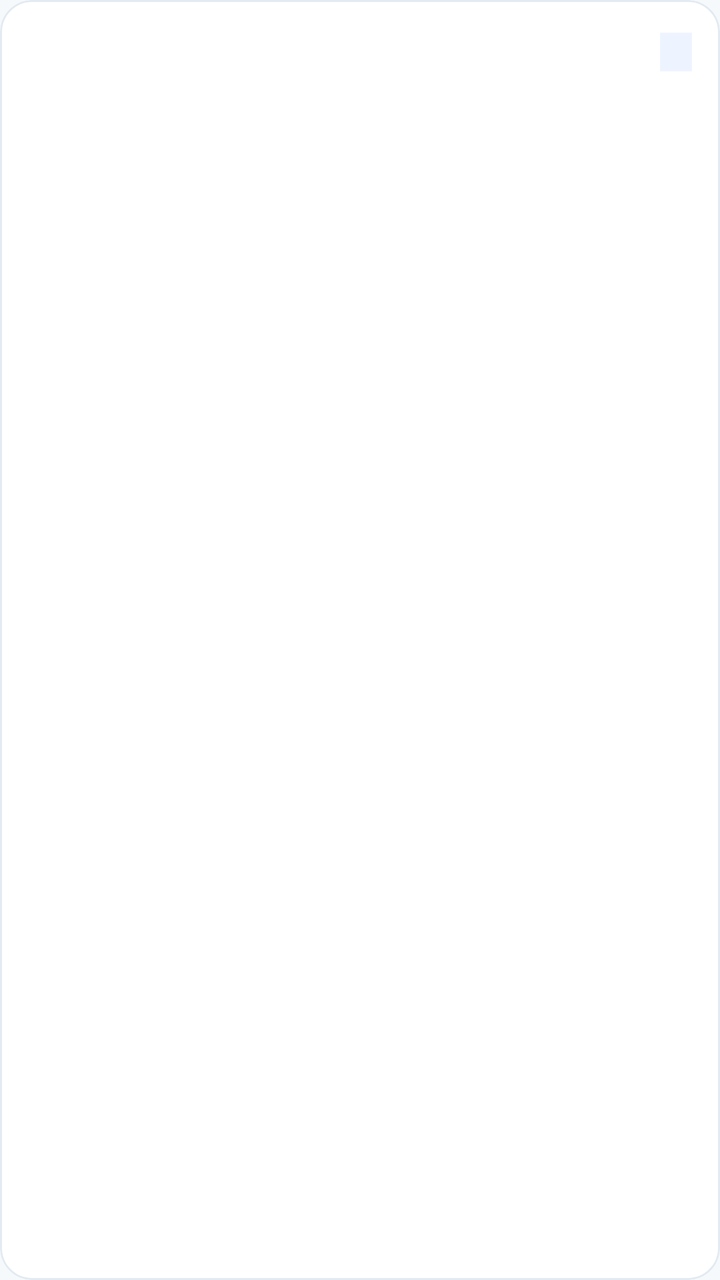
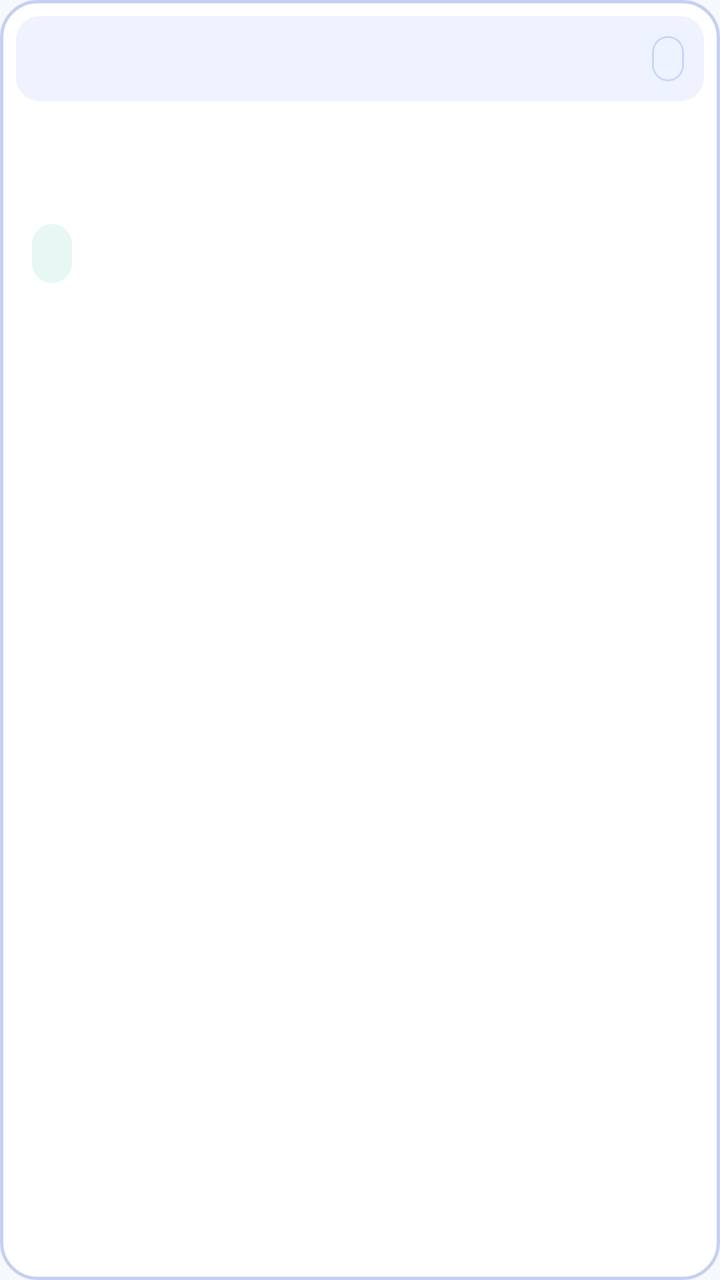

Compare the two renders of this Android layout. The source of the first and the diff that turns it into the second are given below.
<!-- AndroidManifest.xml: application theme Theme.Shafi -->
<!-- res/layout/item_application.xml -->
<?xml version="1.0" encoding="utf-8"?>
<com.google.android.material.card.MaterialCardView xmlns:android="http://schemas.android.com/apk/res/android"
    xmlns:app="http://schemas.android.com/apk/res-auto"
    android:layout_width="match_parent"
    android:layout_height="wrap_content"
    android:layout_marginBottom="10dp"
    app:cardBackgroundColor="@color/white"
    app:cardCornerRadius="16dp"
    app:cardElevation="0dp"
    app:strokeColor="@color/line"
    app:strokeWidth="1dp">

    <LinearLayout
        android:layout_width="match_parent"
        android:layout_height="wrap_content"
        android:orientation="vertical"
        android:padding="14dp">

        <LinearLayout
            android:layout_width="match_parent"
            android:layout_height="wrap_content"
            android:orientation="horizontal">

            <TextView
                android:id="@+id/tv_title"
                android:layout_width="0dp"
                android:layout_height="wrap_content"
                android:layout_weight="1"
                android:textColor="@color/navy"
                android:textSize="16sp"
                android:textStyle="bold" />

            <TextView
                android:id="@+id/tv_status"
                android:layout_width="wrap_content"
                android:layout_height="wrap_content"
                android:background="@color/light_blue"
                android:paddingStart="8dp"
                android:paddingTop="3dp"
                android:paddingEnd="8dp"
                android:paddingBottom="3dp"
                android:textColor="@color/navy_action"
                android:textSize="11sp"
                android:textStyle="bold" />
        </LinearLayout>

        <TextView
            android:id="@+id/tv_hospital"
            android:layout_width="match_parent"
            android:layout_height="wrap_content"
            android:layout_marginTop="4dp"
            android:textColor="@color/muted"
            android:textSize="13sp" />

        <TextView
            android:id="@+id/tv_when"
            android:layout_width="match_parent"
            android:layout_height="wrap_content"
            android:layout_marginTop="6dp"
            android:textColor="@color/text_primary"
            android:textSize="13sp" />

        <TextView
            android:id="@+id/tv_pay"
            android:layout_width="match_parent"
            android:layout_height="wrap_content"
            android:layout_marginTop="4dp"
            android:textColor="@color/navy_action"
            android:textSize="14sp"
            android:textStyle="bold" />
    </LinearLayout>
</com.google.android.material.card.MaterialCardView>
<!-- resources referenced by this layout -->
<resources>
  <color name="light_blue">#EEF4FF</color>
  <color name="line">#E3EAF1</color>
  <color name="muted">#65758B</color>
  <color name="navy">#14243A</color>
  <color name="navy_action">#243F91</color>
  <color name="text_primary">#14243A</color>
  <color name="white">#FFFFFFFF</color>
  <style name="Theme.Shafi" parent="Theme.MaterialComponents.Light.NoActionBar">
          <item name="colorPrimary">@color/theme</item>
          <item name="colorPrimaryVariant">@color/theme</item>
          <item name="colorOnPrimary">@color/white</item>
          <item name="colorSecondary">@color/theme</item>
          <item name="colorSecondaryVariant">@color/theme</item>
          <item name="colorOnSecondary">@color/white</item>
          <item name="android:statusBarColor">@color/white</item>
          <item name="android:navigationBarColor">@color/white</item>
          <item name="android:windowLightNavigationBar">true</item>
          <item name="android:windowBackground">@color/page</item>
          <item name="android:windowLightStatusBar">true</item>
          <item name="textInputStyle">@style/Widget.Shafi.TextInput</item>
          <item name="colorControlHighlight">#33243F91</item>
      </style>
  <color name="theme">#0B9685</color>
  <color name="page">#F6F9FC</color>
  <color name="text_muted">#94A3B8</color>
  <color name="error">#F04444</color>
  <color name="text_secondary">#65758B</color>
  <style name="Text.Shafi.FieldHint" parent="TextAppearance.MaterialComponents.Caption">
          <item name="android:textSize">13sp</item>
          <item name="android:fontFamily">sans-serif-medium</item>
      </style>
  <!-- unchanged entries left out for length: 1 -->
</resources>

<!-- the commit's change to res/layout/item_application.xml (unified diff, before → after) -->
@@ -1,72 +1,85 @@
 <?xml version="1.0" encoding="utf-8"?>
-<com.google.android.material.card.MaterialCardView xmlns:android="http://schemas.android.com/apk/res/android"
-    xmlns:app="http://schemas.android.com/apk/res-auto"
+<LinearLayout xmlns:android="http://schemas.android.com/apk/res/android"
     android:layout_width="match_parent"
     android:layout_height="wrap_content"
-    android:layout_marginBottom="10dp"
-    app:cardBackgroundColor="@color/white"
-    app:cardCornerRadius="16dp"
-    app:cardElevation="0dp"
-    app:strokeColor="@color/line"
-    app:strokeWidth="1dp">
+    android:layout_marginBottom="12dp"
+    android:background="@drawable/bg_post_app"
+    android:clickable="true"
+    android:focusable="true"
+    android:orientation="vertical">
 
     <LinearLayout
         android:layout_width="match_parent"
         android:layout_height="wrap_content"
-        android:orientation="vertical"
-        android:padding="14dp">
-
-        <LinearLayout
-            android:layout_width="match_parent"
-            android:layout_height="wrap_content"
-            android:orientation="horizontal">
-
-            <TextView
-                android:id="@+id/tv_title"
-                android:layout_width="0dp"
-                android:layout_height="wrap_content"
-                android:layout_weight="1"
-                android:textColor="@color/navy"
-                android:textSize="16sp"
-                android:textStyle="bold" />
-
-            <TextView
-                android:id="@+id/tv_status"
-                android:layout_width="wrap_content"
-                android:layout_height="wrap_content"
-                android:background="@color/light_blue"
-                android:paddingStart="8dp"
-                android:paddingTop="3dp"
-                android:paddingEnd="8dp"
-                android:paddingBottom="3dp"
-                android:textColor="@color/navy_action"
-                android:textSize="11sp"
-                android:textStyle="bold" />
-        </LinearLayout>
+        android:layout_marginStart="8dp"
+        android:layout_marginTop="8dp"
+        android:layout_marginEnd="8dp"
+        android:background="@drawable/bg_post_head_blue"
+        android:gravity="center_vertical"
+        android:orientation="horizontal"
+        android:paddingStart="12dp"
+        android:paddingTop="10dp"
+        android:paddingEnd="10dp"
+        android:paddingBottom="10dp">
 
         <TextView
-            android:id="@+id/tv_hospital"
-            android:layout_width="match_parent"
+            android:id="@+id/tv_title"
+            android:layout_width="0dp"
             android:layout_height="wrap_content"
-            android:layout_marginTop="4dp"
-            android:textColor="@color/muted"
-            android:textSize="13sp" />
+            android:layout_weight="1"
+            android:textColor="@color/navy"
+            android:textSize="16sp"
+            android:textStyle="bold" />
 
         <TextView
-            android:id="@+id/tv_when"
-            android:layout_width="match_parent"
+            android:id="@+id/tv_status"
+            android:layout_width="wrap_content"
             android:layout_height="wrap_content"
-            android:layout_marginTop="6dp"
-            android:textColor="@color/text_primary"
-            android:textSize="13sp" />
-
-        <TextView
-            android:id="@+id/tv_pay"
-            android:layout_width="match_parent"
-            android:layout_height="wrap_content"
-            android:layout_marginTop="4dp"
+            android:layout_marginStart="8dp"
+            android:background="@drawable/bg_pill_blue"
+            android:paddingStart="8dp"
+            android:paddingTop="4dp"
+            android:paddingEnd="8dp"
+            android:paddingBottom="4dp"
             android:textColor="@color/navy_action"
-            android:textSize="14sp"
+            android:textSize="11sp"
             android:textStyle="bold" />
     </LinearLayout>
-</com.google.android.material.card.MaterialCardView>
+
+    <TextView
+        android:id="@+id/tv_hospital"
+        android:layout_width="match_parent"
+        android:layout_height="wrap_content"
+        android:layout_marginStart="16dp"
+        android:layout_marginTop="12dp"
+        android:layout_marginEnd="16dp"
+        android:textColor="@color/emerald_deep"
+        android:textSize="13sp"
+        android:textStyle="bold" />
+
+    <TextView
+        android:id="@+id/tv_when"
+        android:layout_width="match_parent"
+        android:layout_height="wrap_content"
+        android:layout_marginStart="16dp"
+        android:layout_marginTop="4dp"
+        android:layout_marginEnd="16dp"
+        android:textColor="@color/text_primary"
+        android:textSize="13sp" />
+
+    <TextView
+        android:id="@+id/tv_pay"
+        android:layout_width="wrap_content"
+        android:layout_height="wrap_content"
+        android:layout_marginStart="16dp"
+        android:layout_marginTop="10dp"
+        android:layout_marginBottom="14dp"
+        android:background="@drawable/bg_pay_chip"
+        android:paddingStart="10dp"
+        android:paddingTop="6dp"
+        android:paddingEnd="10dp"
+        android:paddingBottom="6dp"
+        android:textColor="@color/emerald_deep"
+        android:textSize="13sp"
+        android:textStyle="bold" />
+</LinearLayout>
<!-- resource entries referenced after the edit -->
@@ -1,11 +1,48 @@
 <!-- resources referenced by this layout -->
 <resources>
-  <color name="light_blue">#EEF4FF</color>
-  <color name="line">#E3EAF1</color>
-  <color name="muted">#65758B</color>
+  <color name="emerald_deep">#087F73</color>
   <color name="navy">#14243A</color>
   <color name="navy_action">#243F91</color>
   <color name="text_primary">#14243A</color>
+  <!-- drawable bg_pay_chip (drawable) -->
+  <?xml version="1.0" encoding="utf-8"?>
+  <shape xmlns:android="http://schemas.android.com/apk/res/android" android:shape="rectangle">
+      <solid android:color="#E7F8F4" />
+      <corners android:radius="20dp" />
+  </shape>
+  <!-- drawable bg_pill_blue (drawable) -->
+  <?xml version="1.0" encoding="utf-8"?>
+  <shape xmlns:android="http://schemas.android.com/apk/res/android" android:shape="rectangle">
+      <solid android:color="@color/pill_blue_bg" />
+      <stroke android:width="1dp" android:color="#C9D7F8" />
+      <corners android:radius="20dp" />
+  </shape>
+  <!-- drawable bg_post_app (drawable) -->
+  <?xml version="1.0" encoding="utf-8"?>
+  <ripple xmlns:android="http://schemas.android.com/apk/res/android"
+      android:color="#1A243F91">
+      <item android:id="@android:id/mask">
+          <shape android:shape="rectangle">
+              <solid android:color="@color/white" />
+              <corners android:radius="18dp" />
+          </shape>
+      </item>
+      <item>
+          <shape android:shape="rectangle">
+              <solid android:color="@color/white" />
+              <stroke
+                  android:width="1.5dp"
+                  android:color="#C5D0F2" />
+              <corners android:radius="18dp" />
+          </shape>
+      </item>
+  </ripple>
+  <!-- drawable bg_post_head_blue (drawable) -->
+  <?xml version="1.0" encoding="utf-8"?>
+  <shape xmlns:android="http://schemas.android.com/apk/res/android" android:shape="rectangle">
+      <solid android:color="#EEF3FF" />
+      <corners android:radius="12dp" />
+  </shape>
   <color name="white">#FFFFFFFF</color>
   <style name="Theme.Shafi" parent="Theme.MaterialComponents.Light.NoActionBar">
           <item name="colorPrimary">@color/theme</item>
@@ -22,6 +59,7 @@
           <item name="textInputStyle">@style/Widget.Shafi.TextInput</item>
           <item name="colorControlHighlight">#33243F91</item>
       </style>
+  <color name="pill_blue_bg">#EEF4FF</color>
   <color name="theme">#0B9685</color>
   <color name="page">#F6F9FC</color>
   <color name="text_muted">#94A3B8</color>
